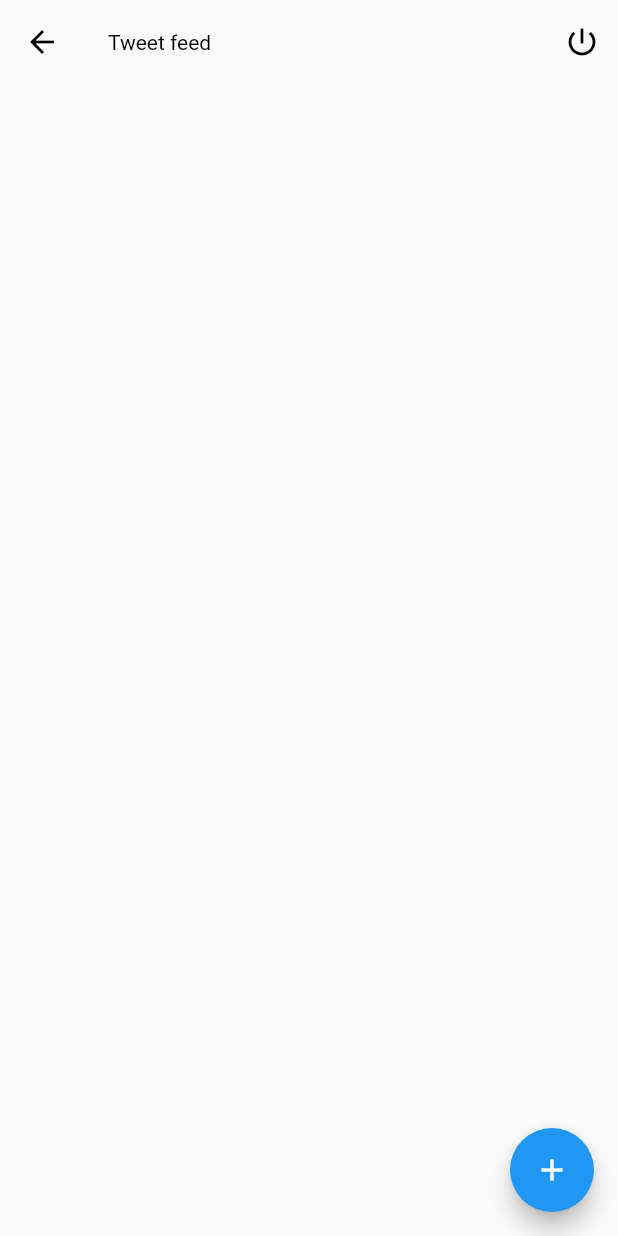
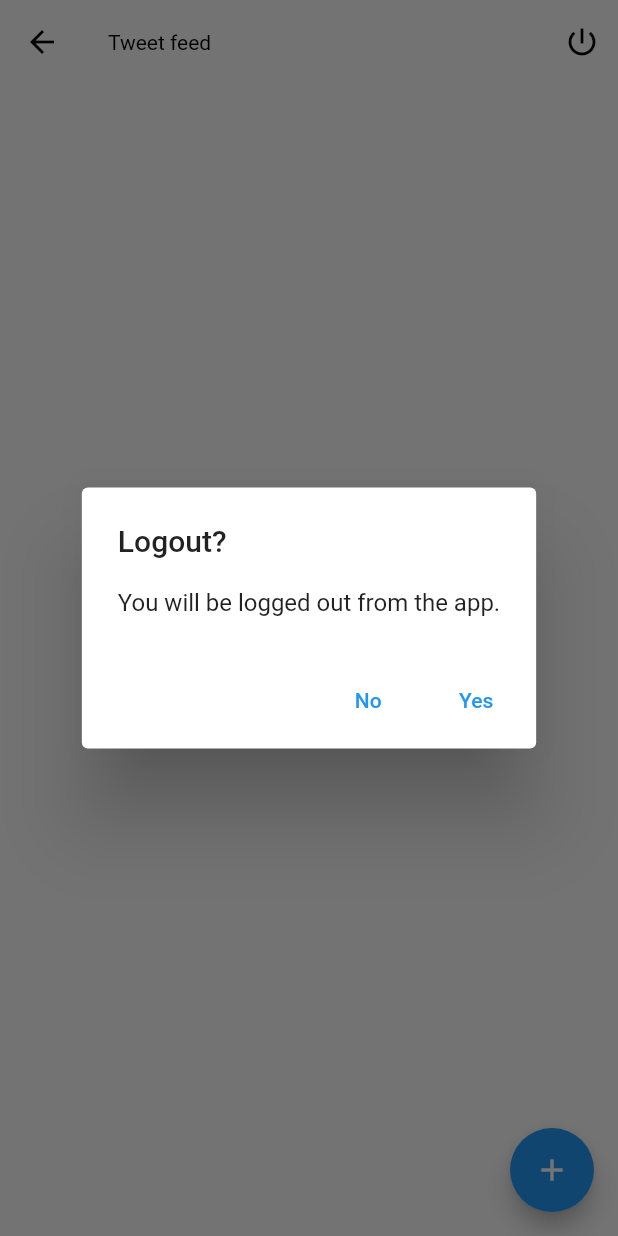
Before and after one commit to adar2378/simple_twitter, a Flutter app: the HomeScreen screen opened by its route, after a tap on the "power settings new" icon, on a phone screen of 412 x 824 dp. Run offline on Flutter 3.47's test engine with Material 2 defaults, Android fonts, the phone set to English and light mode, and no system bars; our stand-ins replace auto_route, bloc, cloud_firestore, firebase_auth, firebase_core, flutter_bloc and 2 more; accounts and stored records are empty.

Commit message:
added log out in homescreen

```diff
--- a/lib/screens/home/home_screen.dart
+++ b/lib/screens/home/home_screen.dart
@@ -67,7 +67,36 @@ class _HomeScreenState extends State<HomeScreen> {
           ),
           actions: [
             IconButton(
-              onPressed: () {},
+              onPressed: () {
+                showDialog(
+                  context: context,
+                  builder: (context) => AlertDialog(
+                    title: Text('Logout?'),
+                    content: Text('You will be logged out from the app.'),
+                    actions: [
+                      TextButton(
+                          onPressed: () {
+                            Navigator.pop(context);
+                          },
+                          child: Text('No')),
+                      TextButton(
+                          onPressed: () async {
+                            try {
+                              await RepositoryProvider.of<
+                                      AuthenticationRepository>(context)
+                                  .logout();
+                              context.router.pushAndPopUntil(LoginScreenRoute(),
+                                  predicate: (route) => false);
+                            } catch (e) {
+                              EasyLoading.showError('Something went wrong!');
+                              Navigator.pop(context);
+                            }
+                          },
+                          child: Text('Yes')),
+                    ],
+                  ),
+                );
+              },
               icon: Icon(Icons.power_settings_new),
             )
           ],
```
